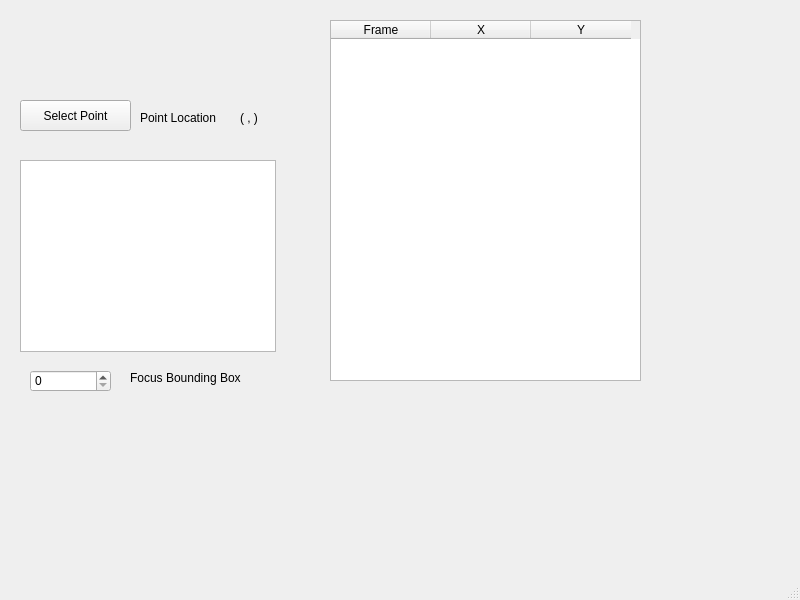
Qt form src/WhiskerToolbox/Tracking_Widget/Tracking_Widget.ui (paulmthompson/WhiskerToolbox) before a commit.
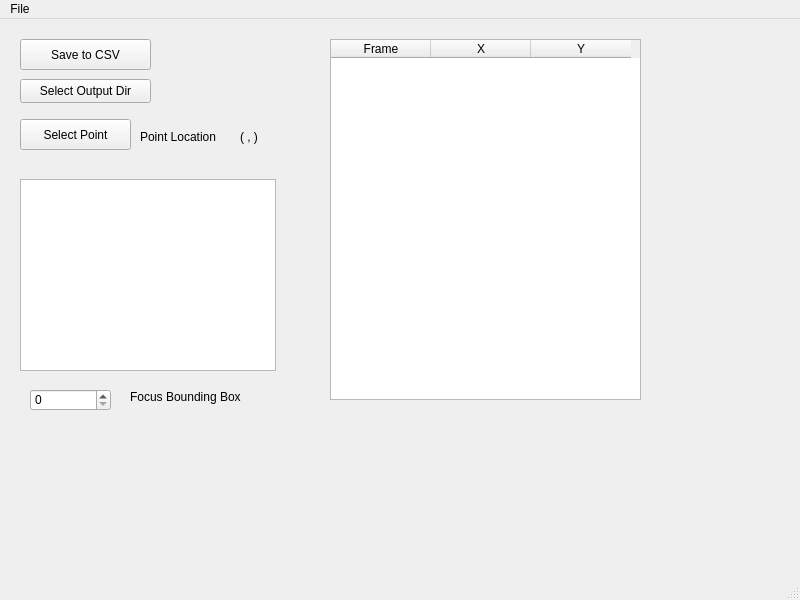
The same form after that commit.

Diff of the .ui file:
```diff
--- a/src/WhiskerToolbox/Tracking_Widget/Tracking_Widget.ui
+++ b/src/WhiskerToolbox/Tracking_Widget/Tracking_Widget.ui
@@ -111,6 +111,45 @@
      </property>
     </column>
    </widget>
+   <widget class="QPushButton" name="save_csv_button">
+    <property name="geometry">
+     <rect>
+      <x>20</x>
+      <y>20</y>
+      <width>131</width>
+      <height>31</height>
+     </rect>
+    </property>
+    <property name="text">
+     <string>Save to CSV</string>
+    </property>
+   </widget>
+   <widget class="QPushButton" name="output_dir_button">
+    <property name="geometry">
+     <rect>
+      <x>20</x>
+      <y>60</y>
+      <width>131</width>
+      <height>24</height>
+     </rect>
+    </property>
+    <property name="text">
+     <string>Select Output Dir</string>
+    </property>
+   </widget>
+   <widget class="QLabel" name="output_dir_label">
+    <property name="geometry">
+     <rect>
+      <x>160</x>
+      <y>60</y>
+      <width>121</width>
+      <height>16</height>
+     </rect>
+    </property>
+    <property name="text">
+     <string/>
+    </property>
+   </widget>
   </widget>
   <widget class="QMenuBar" name="menubar">
    <property name="geometry">
@@ -121,6 +160,13 @@
      <height>22</height>
     </rect>
    </property>
+   <widget class="QMenu" name="menuFile">
+    <property name="title">
+     <string>File</string>
+    </property>
+    <addaction name="actionLoad_CSV"/>
+   </widget>
+   <addaction name="menuFile"/>
   </widget>
   <widget class="QStatusBar" name="statusbar"/>
  </widget>
```
Left out of the diff: 5 changed lines with no effect on the pictures.
